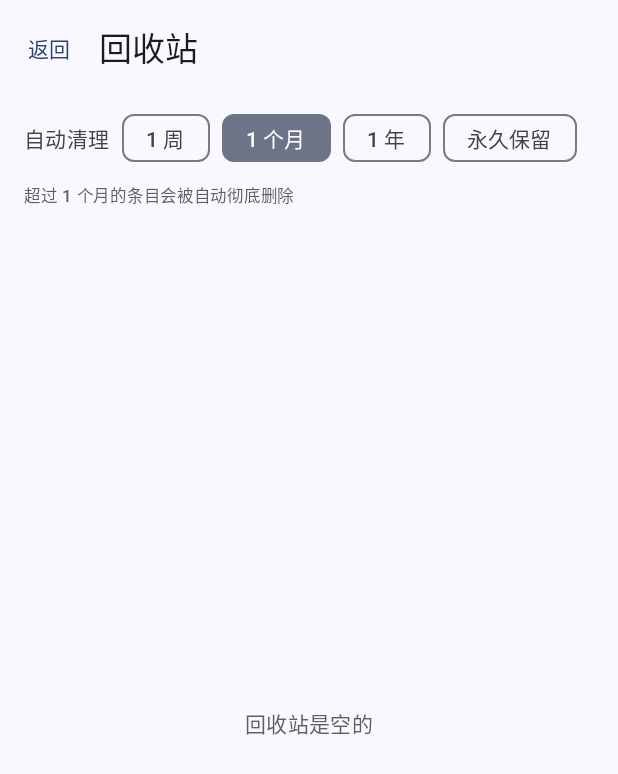
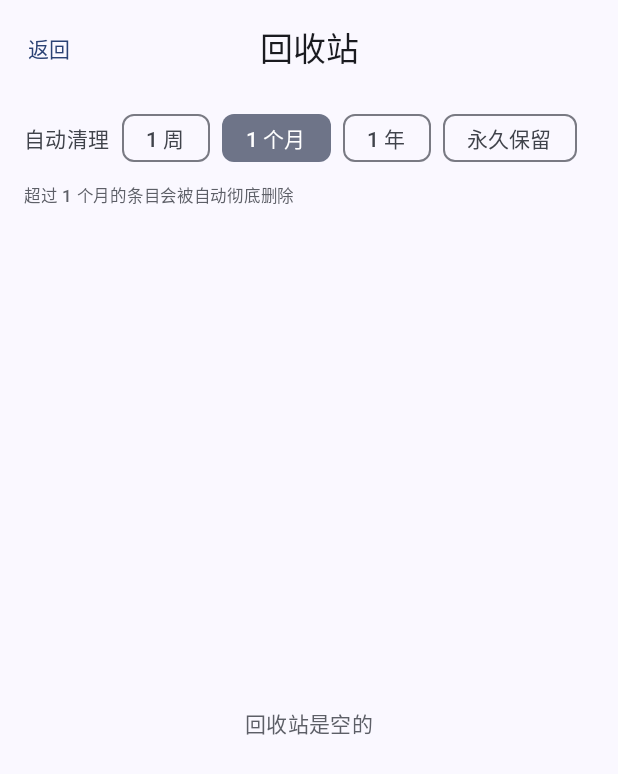
Before and after one commit to wang2857/for-girlfrienddiary, an Android app built with Jetpack Compose: the SettingsScreen screen opened through its navigation route, after a tap on "回收站", on a phone screen of 412 x 824 dp. Shown: the top 774 px of the screen. Run offline under Robolectric (Android 15) with nearby library versions, the phone set to English and light mode, and no system bars; our stand-ins replace Room's generated code.

Commit message:
v0.26.2：回收站标题居中（CenterAlignedTopAppBar）

```diff
--- a/app/build.gradle.kts
+++ b/app/build.gradle.kts
@@ -15,8 +15,8 @@ android {
         applicationId = "com.synn.diary"
         minSdk = 26
         targetSdk = 36
-        versionCode = 51
-        versionName = "0.26.1"
+        versionCode = 52
+        versionName = "0.26.2"
 
         ndk {
             // 只打 64 位包：vivo 等国内商店早已只收 64 位，32 位 so 留着只是白白增大体积
--- a/app/src/main/java/com/synn/diary/ui/settings/SettingsScreen.kt
+++ b/app/src/main/java/com/synn/diary/ui/settings/SettingsScreen.kt
@@ -243,7 +243,7 @@ fun SettingsScreen(
             )
             Spacer(Modifier.height(8.dp))
             Text(
-                text = "日记 0.26.1 · 本地存储 · 不上传",
+                text = "日记 0.26.2 · 本地存储 · 不上传",
                 style = MaterialTheme.typography.bodySmall,
                 color = MaterialTheme.colorScheme.onSurfaceVariant,
             )
--- a/app/src/main/java/com/synn/diary/ui/trash/TrashScreen.kt
+++ b/app/src/main/java/com/synn/diary/ui/trash/TrashScreen.kt
@@ -16,6 +16,7 @@ import androidx.compose.foundation.lazy.LazyColumn
 import androidx.compose.foundation.lazy.items
 import androidx.compose.foundation.shape.RoundedCornerShape
 import androidx.compose.material3.AlertDialog
+import androidx.compose.material3.CenterAlignedTopAppBar
 import androidx.compose.material3.ExperimentalMaterial3Api
 import androidx.compose.material3.FilterChip
 import androidx.compose.material3.MaterialTheme
@@ -59,7 +60,7 @@ fun TrashScreen(
 
     Scaffold(
         topBar = {
-            TopAppBar(
+            CenterAlignedTopAppBar(
                 title = { Text("回收站") },
                 navigationIcon = {
                     TextButton(onClick = onBack) { Text("返回") }
```
Also changed, not shown: 3 other files.
